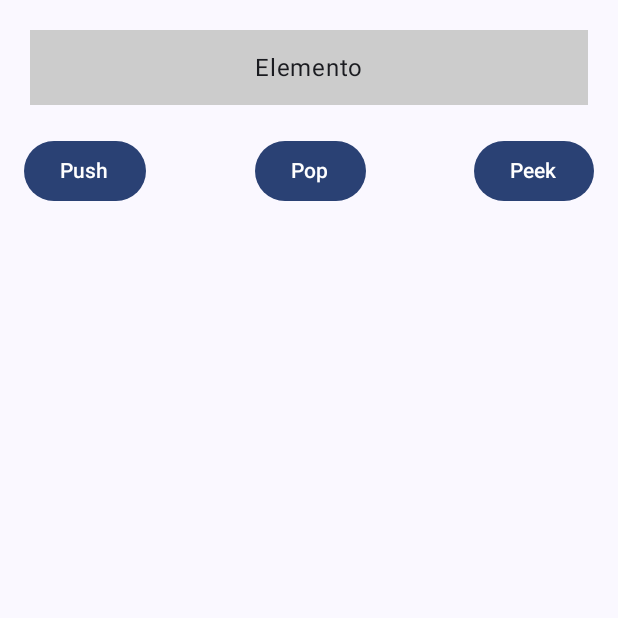
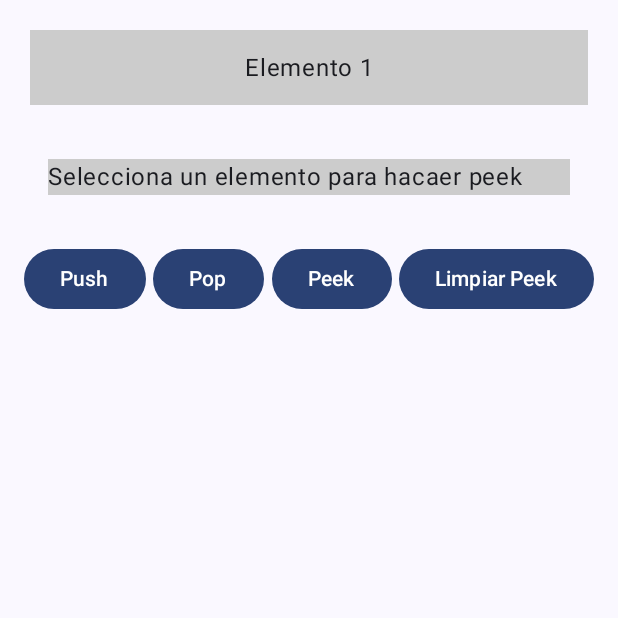
Before and after one commit to AscencioSIUU/DataStructureVisualizer-, an Android app built with Jetpack Compose: the composable StackVisualizer shown on its own in the app's theme, after a tap on "Push", on a phone screen of 412 x 824 dp, the top half of it. Run offline under Robolectric (Android 15) with nearby library versions, the phone set to English and light mode, and no system bars.

Commit message:
visualización del stack mdiante una lista quemada

```diff
--- a/app/src/main/java/com/example/datastructurevisualizerapp/views/Stacks.kt
+++ b/app/src/main/java/com/example/datastructurevisualizerapp/views/Stacks.kt
@@ -1,38 +1,92 @@
 package com.example.datastructurevisualizerapp.views
 
+import android.app.Activity
+import android.content.pm.ActivityInfo
 import androidx.compose.foundation.layout.Column
 import androidx.compose.runtime.Composable
 import androidx.compose.ui.unit.dp
 import androidx.compose.foundation.background
+import androidx.compose.foundation.clickable
 import androidx.compose.foundation.layout.*
 import androidx.compose.material3.Button
+import androidx.compose.material3.DropdownMenu
+import androidx.compose.material3.DropdownMenuItem
 import androidx.compose.material3.Text
+import androidx.compose.runtime.getValue
+import androidx.compose.runtime.mutableIntStateOf
 import androidx.compose.ui.Alignment
 import androidx.compose.ui.Modifier
 import androidx.compose.runtime.mutableStateListOf
+import androidx.compose.runtime.mutableStateOf
+import androidx.compose.runtime.remember
+import androidx.compose.runtime.setValue
 import androidx.compose.ui.graphics.Color
+import androidx.compose.ui.platform.LocalContext
 import androidx.lifecycle.ViewModel
 
 @Composable
 fun StackVisualizer(viewModel: StackViewModel) {
+
+    var expanded by remember { mutableStateOf(false) }
+    var selectedIndex by remember { mutableIntStateOf(-1) } // Para el índice del elemento seleccionado en el Dropdown
+    var peekedIndex by remember { mutableStateOf<Int?>(null) } // Controla el índice del elemento peekeado en la UI
+
     Column(
         modifier = Modifier
             .fillMaxSize()
             .padding(16.dp)
     ) {
         // Mostrar los elementos del stack
-        viewModel.stack.forEach { item ->
+        viewModel.stack.forEachIndexed { index, item ->
+            val backgroundColor = if (index == peekedIndex) Color.Yellow else Color.LightGray  // Cambiar el color si es el elemento peekeado
             Box(
                 modifier = Modifier
                     .fillMaxWidth()
                     .padding(4.dp)
                     .height(50.dp)
-                    .background(Color.LightGray),
+                    .background(backgroundColor),
                 contentAlignment = Alignment.Center
             ) {
                 Text(text = item)
             }
         }
+
+        Spacer(modifier = Modifier.height(16.dp))
+
+        // Dropdown para seleccionar el elemento que se quiere "peekear"
+        Row(
+            modifier = Modifier.fillMaxWidth(),
+            horizontalArrangement = Arrangement.Center
+        ) {
+            Box(
+                modifier = Modifier
+                    .wrapContentSize(Alignment.TopStart)
+            ) {
+                Text(
+                    text = if (selectedIndex == -1) "Selecciona un elemento para hacaer peek" else viewModel.stack.getOrNull(selectedIndex) ?: "Selecciona un elemento para hacaer peek",
+                    modifier = Modifier
+                        .fillMaxWidth()
+                        .clickable(onClick = { expanded = true })
+                        .padding(16.dp)
+                        .background(Color.LightGray)
+                )
+                DropdownMenu(
+                    expanded = expanded,
+                    onDismissRequest = { expanded = false }
+                ) {
+                    viewModel.stack.forEachIndexed { index, item ->
+                        DropdownMenuItem(
+                            text = { Text(item) },
+                            onClick = {
+                                selectedIndex = index
+                                expanded = false
+                            }
+                        )
+                    }
+                }
+            }
+        }
+
         Spacer(modifier = Modifier.height(16.dp))
 
         // Botones para las operaciones
@@ -40,38 +94,75 @@ fun StackVisualizer(viewModel: StackViewModel) {
             modifier = Modifier.fillMaxWidth(),
             horizontalArrangement = Arrangement.SpaceBetween
         ) {
-            Button(onClick = { viewModel.push("Elemento") }) {
+            Button(onClick = { viewModel.pushNextElement() }) {
                 Text("Push")
             }
-            Button(onClick = { viewModel.pop() }) {
+            Button(onClick = {
+                viewModel.pop()
+                // Si el elemento que fue peekeado o seleccionado fue removido, limpiar selección
+                if (selectedIndex >= viewModel.stack.size) {
+                    selectedIndex = -1 // Reinicia la selección
+                    peekedIndex = null // Limpia el elemento peekeado
+                }
+            }) {
                 Text("Pop")
             }
-            Button(onClick = { viewModel.peek() }) {
+            Button(onClick = {
+                if (selectedIndex != -1) {
+                    peekedIndex = selectedIndex // Actualiza el estado del elemento peekeado
+                    viewModel.peekAtIndex(selectedIndex) // Actualiza también el ViewModel si es necesario
+                }
+            }) {
                 Text("Peek")
+            }
+            Button(onClick = {
+                peekedIndex = null // Limpia el elemento peekeado en la UI
+                viewModel.clearPeek() // Limpia también en el ViewModel
+            }) {
+                Text("Limpiar Peek")
             }
         }
     }
 }
-
 
 // ViewModel para manejar el Stack
 class StackViewModel : ViewModel() {
     private val _stack = mutableStateListOf<String>()
     val stack: List<String> get() = _stack
 
-    fun push(item: String) {
-        _stack.add(item)
+    // Lista quemada de datos
+    private val predefinedElements = listOf("Elemento 1", "Elemento 2", "Elemento 3", "Elemento 4", "Elemento 5")
+    private var currentIndex = 0  // Para ir iterando por los elementos
+
+    // Variable para guardar el índice del elemento peekeado
+    var peekedIndex: Int? = null
+        private set
+
+    // Función para pushear el siguiente elemento de la lista
+    fun pushNextElement() {
+        if (currentIndex < predefinedElements.size) {
+            _stack.add(predefinedElements[currentIndex])
+            currentIndex++
+        }
     }
 
     fun pop() {
         if (_stack.isNotEmpty()) {
             _stack.removeAt(_stack.size - 1)
+            if (currentIndex > 0) {
+                currentIndex--  // Retrocede el índice cuando haces pop
+            }
         }
     }
 
-    fun peek() {
-        if (_stack.isNotEmpty()) {
-            // Realiza alguna acción de visualización
+    // Peeking en un índice específico seleccionado por el usuario
+    fun peekAtIndex(index: Int) {
+        if (index in _stack.indices) {
+            peekedIndex = index
         }
     }
+
+    fun clearPeek() {
+        peekedIndex = null // Para desactivar el peek y volver al color normal
+    }
 }
```
